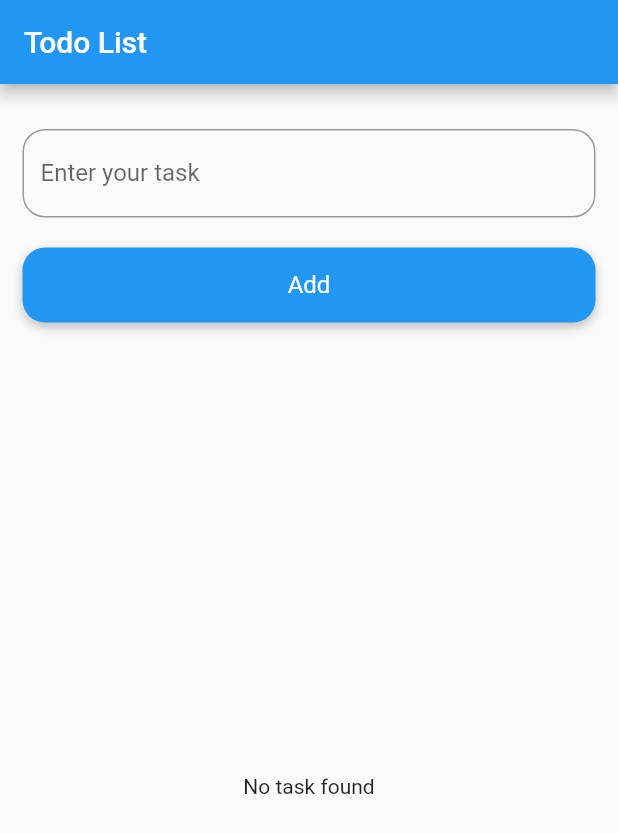
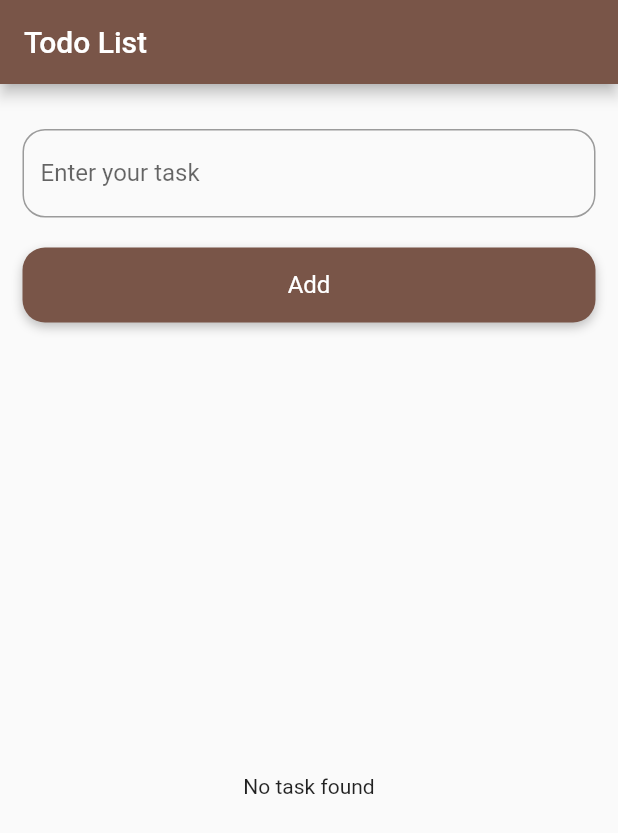
Before and after one commit to Abhis1211/TodoApp, a Flutter app: the screen it shows after launch, on a phone screen of 412 x 824 dp. Shown: the top 833 px of the screen. Run offline on Flutter 3.47's test engine with Material 2 defaults, Android fonts, the phone set to English and light mode, and no system bars; our stand-ins replace bloc, equatable, flutter_bloc, sqflite; accounts and stored records are empty.

Commit message:
App bar and button Color change

```diff
--- a/lib/Screens/todo_list_screen.dart
+++ b/lib/Screens/todo_list_screen.dart
@@ -13,6 +13,7 @@ class TodoListScreen extends StatelessWidget {
   Widget build(BuildContext context) {
     return Scaffold(
       appBar: AppBar(
+        backgroundColor: Colors.brown,
         title: Text('Todo List'),
       ),
       body: BlocProvider(
@@ -72,7 +73,7 @@ class TodoList extends StatelessWidget {
                             height: 50,
                             decoration: BoxDecoration(
                               borderRadius: BorderRadius.circular(15.0),
-                              color: Colors.blue,
+                              color: Colors.brown,
                               boxShadow: [
                                 BoxShadow(
                                   color: Colors.grey.shade400,
@@ -123,6 +124,7 @@ class TodoList extends StatelessWidget {
                                 title: Text(todo.title),
                                 leading: Checkbox(
                                   value: todo.isCompleted == 0 ? false : true,
+                                  activeColor: Colors.brown,
                                   onChanged: (val) {
                                     var todos = Todo(
                                         id: todo.id,
```
